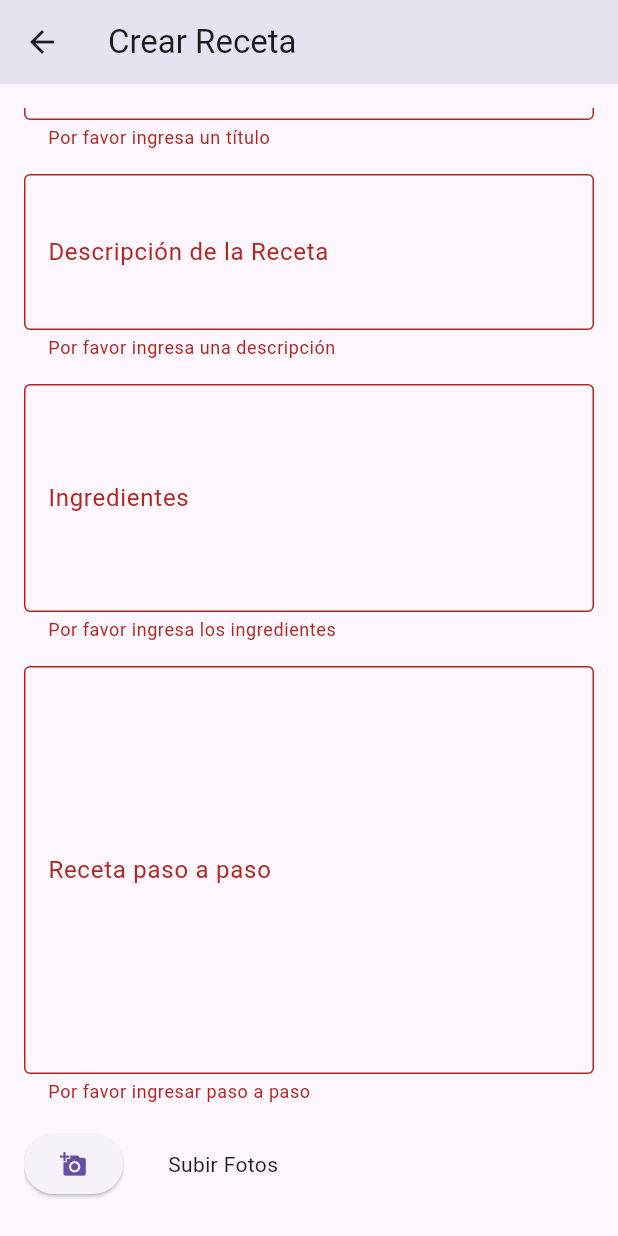
After one commit to FrancoToro/CafeMixes, a Flutter app: the CreateRecipeScreen screen opened directly, scrolled down 48 dp, after a tap on "Guardar Receta", on a phone screen of 412 x 824 dp. The commit adds this screen. Run offline on Flutter 3.47's test engine with Material 3 defaults, Android fonts, the phone set to English and light mode, and no system bars; our stand-ins replace flutter_svg; network calls fail.

Commit message:
actualizacion
creacion de pantalla de crear receta

```diff
--- /dev/null
+++ b/lib/pages/Crearreceta.dart
@@ -0,0 +1,135 @@
+import 'package:flutter/material.dart';
+
+class CreateRecipeScreen extends StatefulWidget {
+  @override
+  _CreateRecipeScreenState createState() => _CreateRecipeScreenState();
+}
+
+class _CreateRecipeScreenState extends State<CreateRecipeScreen> {
+  final _formKey = GlobalKey<FormState>();
+  String _recipeTitle = '';
+  String _recipeDescription = '';
+  String _recipeIngredients = '';
+  String _recipeImageUrl = '';
+
+  @override
+  Widget build(BuildContext context) {
+    return Scaffold(
+      appBar: AppBar(
+        title: Text("Crear Receta"),
+      ),
+      body: Padding(
+        padding: const EdgeInsets.all(16.0),
+        child: Form(
+          key: _formKey,
+          child: ListView(
+            children: [
+              TextFormField(
+                decoration: InputDecoration(
+                  labelText: 'Título de la Receta',
+                  border: OutlineInputBorder(),
+                ),
+                validator: (value) {
+                  if (value == null || value.isEmpty) {
+                    return 'Por favor ingresa un título';
+                  }
+                  return null;
+                },
+                onSaved: (value) {
+                  _recipeTitle = value!;
+                },
+              ),
+              SizedBox(height: 16),
+              TextFormField(
+                decoration: InputDecoration(
+                  labelText: 'Descripción de la Receta',
+                  border: OutlineInputBorder(),
+                ),
+                maxLines: 3,
+                validator: (value) {
+                  if (value == null || value.isEmpty) {
+                    return 'Por favor ingresa una descripción';
+                  }
+                  return null;
+                },
+                onSaved: (value) {
+                  _recipeDescription = value!;
+                },
+              ),
+              SizedBox(height: 16),
+              TextFormField(
+                decoration: InputDecoration(
+                  labelText: 'Ingredientes',
+                  hintText: 'Lista los ingredientes separados por comas',
+                  border: OutlineInputBorder(),
+                ),
+                maxLines: 5,
+                validator: (value) {
+                  if (value == null || value.isEmpty) {
+                    return 'Por favor ingresa los ingredientes';
+                  }
+                  return null;
+                },
+                onSaved: (value) {
+                  _recipeIngredients = value!;
+                },
+              ),
+              SizedBox(height: 16),
+              TextFormField(
+                decoration: InputDecoration(
+                  labelText: 'Receta paso a paso',
+                  border: OutlineInputBorder(),
+                ),
+                maxLines: 10,
+                validator: (value) {
+                  if (value == null || value.isEmpty) {
+                    return 'Por favor ingresar paso a paso';
+                  }
+                  return null;
+                },
+                onSaved: (value) {
+                  _recipeDescription = value!;
+                },
+              ),
+              SizedBox(height: 16),
+
+              Row(
+                children: [
+                ElevatedButton(
+                  onPressed: (){},
+                  child: Icon(Icons.add_a_photo)
+                ),
+                SizedBox(width: 30),
+                Text('Subir Fotos'),
+                ]
+              ),
+
+              SizedBox(height: 40),
+              ElevatedButton(
+                onPressed: () {
+                  if (_formKey.currentState!.validate()) {
+                    _formKey.currentState!.save();
+                    // Aquí puedes guardar la receta, por ejemplo, enviarla a un backend o guardarla localmente.
+                    ScaffoldMessenger.of(context).showSnackBar(
+                      SnackBar(
+                        content: Text('Receta guardada con éxito'),
+                      ),
+                    );
+                  }
+                },
+                child: Text('Guardar Receta'),
+              ),
+            ],
+          ),
+        ),
+      ),
+    );
+  }
+}
+
+void main() {
+  runApp(MaterialApp(
+    debugShowCheckedModeBanner: false,
+    home: CreateRecipeScreen(),
+  ));
+}
```
Also changed, not shown: lib/pages/Navegacion.dart (added, +118 -0 lines), lib/pages/buscar.dart (+11 -1 lines), lib/pages/favoritos.dart (+12 -0 lines), lib/pages/misrecetas.dart (+16 -8 lines), lib/pages/my_home_page.dart (+11 -0 lines), lib/pages/perfil.dart (+11 -0 lines).
